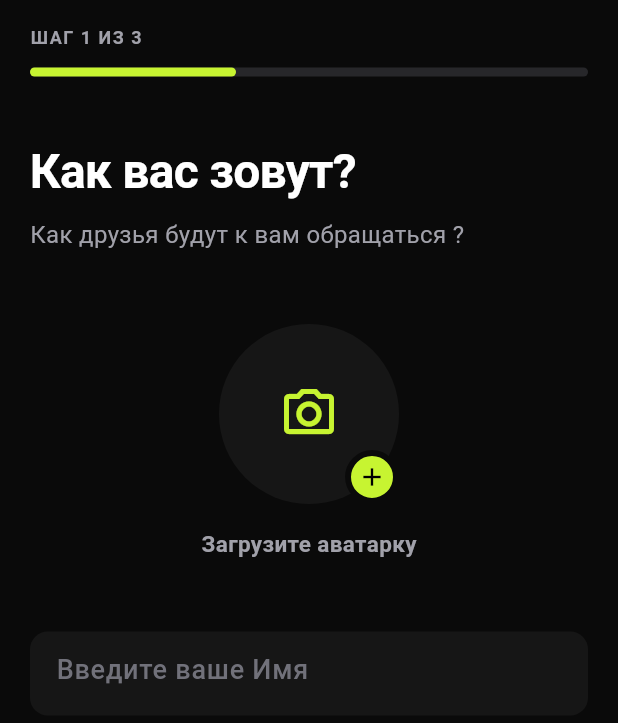
After one commit to Faurfin/Flicker_NEW, a Flutter app: the ProfileSetupScreen screen opened directly, on a phone screen of 412 x 824 dp. The commit adds this screen. Shown: the top 723 px of the screen. Run offline on Flutter 3.47's test engine with Material 3 defaults, Android fonts, the phone set to English and light mode, and no system bars; our stand-ins replace dio, flutter_svg, image_picker, pinput, shared_preferences; accounts and stored records are empty.

Commit message:
НОВЫЙ ДИЗАЙ ИНФОРМАЦИИ О СЕБЕ ПРИ ВХОДЕ

```diff
--- /dev/null
+++ b/frontend/lib/features/auth/ui/profile_setup_screen.dart
@@ -0,0 +1,454 @@
+import 'package:flutter/material.dart';
+import 'dart:typed_data';
+import 'package:flutter/material.dart';
+import 'package:image_picker/image_picker.dart';
+
+class ProfileSetupScreen extends StatefulWidget {
+  const ProfileSetupScreen({super.key});
+
+  @override
+  State<ProfileSetupScreen> createState() => _ProfileSetupScreenState();
+}
+
+class _ProfileSetupScreenState extends State<ProfileSetupScreen> {
+  final PageController _pageController = PageController();
+  int _currentStep = 0;
+
+  // Цвета
+  final Color _bgColor = const Color(0xFF0A0A0A);
+  final Color _accentColor = const Color(0xFFC7F431);
+  final Color _inputBgColor = const Color(0xFF161616);
+  final Color _textGrey = const Color(0xFFA1A1AA);
+  final Color _btnDisabledBg = const Color(0xFF27272A);
+  final Color _btnDisabledText = const Color(0xFF71717A);
+
+  // --- ДАННЫЕ ПРОФИЛЯ ---
+
+  // Шаг 1: Имя
+  // Шаг 1: Имя и Аватар
+  final TextEditingController _nameController = TextEditingController();
+  bool _isNameFocused = false;
+
+  Uint8List? _avatarBytes; // Здесь хранится выбранная картинка
+  final ImagePicker _picker = ImagePicker();
+
+  // Функция открытия галереи
+  Future<void> _pickAvatar() async {
+    final XFile? image = await _picker.pickImage(source: ImageSource.gallery);
+    if (image != null) {
+      final bytes = await image.readAsBytes(); // Читаем в байтах (универсально для Web и Mobile)
+      setState(() {
+        _avatarBytes = bytes;
+      });
+    }
+  }
+  // TODO: Позже сюда можно добавить File _avatar для загрузки фото из галереи
+
+  // Шаг 2: Интересы (Требуется ровно 3)
+  final List<String> _selectedInterests = [];
+  final Map<String, List<String>> _interestCategories = {
+    'Игры': ['CS2', 'Dota 2', 'Valorant', 'Fortnite', 'Apex Legends', 'LoL'],
+    'Спорт': ['Футбол', 'Баскетбол', 'Теннис', 'Бег', 'Бокс', 'Велоспорт'],
+    'Оффлайн активности': ['Походы', 'Настолки', 'Концерты', 'Кино', 'Книги'],
+  };
+
+  // Шаг 3: Откуда узнали (Один вариант)
+  String? _selectedSource;
+  final List<String> _sources = [
+    'TikTok/Reels',
+    'Discord-комьюнити',
+    'Twitch/Стримы',
+    'Reddit/форумы',
+    'Просто наткнулся'
+  ];
+
+  @override
+  void dispose() {
+    _pageController.dispose();
+    _nameController.dispose();
+    super.dispose();
+  }
+
+  // Навигация между шагами
+  void _nextStep() {
+    FocusScope.of(context).unfocus(); // Прячем клавиатуру при переходе
+    if (_currentStep < 2) {
+      _pageController.nextPage(
+        duration: const Duration(milliseconds: 300),
+        curve: Curves.easeInOut,
+      );
+    } else {
+      _submitProfile();
+    }
+  }
+
+  // Отправка данных на бэкенд
+  Future<void> _submitProfile() async {
+    print("Отправка на бэкенд: /api/auth/update-profile");
+    print("Имя: ${_nameController.text}");
+    print("Интересы: $_selectedInterests");
+    print("Источник: $_selectedSource");
+
+    // TODO: Здесь будет твой HTTP-запрос
+    // После успеха перекидываем на главный экран приложения:
+    // Navigator.pushReplacement(context, MaterialPageRoute(builder: (_) => const HomeScreen()));
+  }
+
+  // --- ЛОГИКА КНОПКИ (Меняется в зависимости от шага) ---
+  bool get _isButtonActive {
+    if (_currentStep == 0) return _nameController.text.trim().isNotEmpty;
+    if (_currentStep == 1) return _selectedInterests.length == 3;
+    if (_currentStep == 2) return _selectedSource != null;
+    return false;
+  }
+
+  String get _buttonText {
+    if (_currentStep == 0) return 'Дальше';
+    if (_currentStep == 1) {
+      return _selectedInterests.length == 3 ? 'Далее' : 'Выбрано ${_selectedInterests.length} из 3';
+    }
+    return 'Войти во Фликер';
+  }
+
+  @override
+  Widget build(BuildContext context) {
+    // Перехватываем кнопку "Назад" на Android, чтобы возвращаться на предыдущий шаг
+    return PopScope(
+      canPop: _currentStep == 0,
+      onPopInvoked: (didPop) {
+        if (!didPop && _currentStep > 0) {
+          _pageController.previousPage(
+            duration: const Duration(milliseconds: 300),
+            curve: Curves.easeInOut,
+          );
+        }
+      },
+      child: Scaffold(
+        backgroundColor: _bgColor,
+        body: SafeArea(
+          child: Column(
+            children: [
+              // ПРОГРЕСС-БАР И ЗАГОЛОВОК
+              Padding(
+                padding: const EdgeInsets.symmetric(horizontal: 20.0, vertical: 16.0),
+                child: Column(
+                  crossAxisAlignment: CrossAxisAlignment.start,
+                  children: [
+                    Text(
+                      'ШАГ ${_currentStep + 1} ИЗ 3',
+                      style: TextStyle(
+                        color: _textGrey,
+                        fontSize: 12,
+                        fontWeight: FontWeight.w600,
+                        letterSpacing: 1.0,
+                      ),
+                    ),
+                    const SizedBox(height: 12),
+                    // Анимированная полоса прогресса
+                    Stack(
+                      children: [
+                        Container(
+                          height: 6,
+                          width: double.infinity,
+                          decoration: BoxDecoration(
+                            color: _btnDisabledBg,
+                            borderRadius: BorderRadius.circular(3),
+                          ),
+                        ),
+                        AnimatedContainer(
+                          duration: const Duration(milliseconds: 300),
+                          height: 6,
+                          // Высчитываем ширину зеленой полоски (1/3, 2/3, 3/3 от ширины экрана)
+                          width: MediaQuery.of(context).size.width * ((_currentStep + 1) / 3),
+                          decoration: BoxDecoration(
+                            color: _accentColor,
+                            borderRadius: BorderRadius.circular(3),
+                          ),
+                        ),
+                      ],
+                    ),
+                  ],
+                ),
+              ),
+
+              // КОНТЕНТ ШАГОВ (Листается свайпом или кнопкой)
+              Expanded(
+                child: PageView(
+                  controller: _pageController,
+                  physics: const NeverScrollableScrollPhysics(), // Отключаем свайп руками, только по кнопке
+                  onPageChanged: (index) => setState(() => _currentStep = index),
+                  children: [
+                    _buildStep1Name(),
+                    _buildStep2Interests(),
+                    _buildStep3Source(),
+                  ],
+                ),
+              ),
+
+              // НИЖНЯЯ КНОПКА
+              Padding(
+                padding: const EdgeInsets.all(20.0),
+                child: SizedBox(
+                  width: double.infinity,
+                  height: 56,
+                  child: ElevatedButton(
+                    style: ElevatedButton.styleFrom(
+                      backgroundColor: _isButtonActive ? _accentColor : _btnDisabledBg,
+                      foregroundColor: _isButtonActive ? Colors.black : _btnDisabledText,
+                      shape: RoundedRectangleBorder(
+                        borderRadius: BorderRadius.circular(16),
+                      ),
+                      elevation: 0,
+                    ),
+                    onPressed: _isButtonActive ? _nextStep : null,
+                    child: Text(
+                      _buttonText,
+                      style: const TextStyle(
+                        fontSize: 17,
+                        fontWeight: FontWeight.w700,
+                      ),
+                    ),
+                  ),
+                ),
+              ),
+            ],
+          ),
+        ),
+      ),
+    );
+  }
+
+  // ================= ШАГ 1: ИМЯ И АВАТАРКА =================
+  Widget _buildStep1Name() {
+    return SingleChildScrollView(
+      padding: const EdgeInsets.symmetric(horizontal: 20.0),
+      child: Column(
+        crossAxisAlignment: CrossAxisAlignment.start,
+        children: [
+          const SizedBox(height: 24),
+          const Text(
+            'Как вас зовут?',
+            style: TextStyle(color: Colors.white, fontSize: 32, fontWeight: FontWeight.w700, letterSpacing: -0.5),
+          ),
+          const SizedBox(height: 8),
+          Text(
+            'Как друзья будут к вам обращаться ?',
+            style: TextStyle(color: _textGrey, fontSize: 16),
+          ),
+          const SizedBox(height: 48),
+
+          // Круг для аватарки (КЛИКАБЕЛЬНЫЙ)
+          Center(
+            child: GestureDetector(
+              onTap: _pickAvatar, // Вызываем функцию выбора фото при клике
+              child: Column(
+                children: [
+                  Stack(
+                    alignment: Alignment.bottomRight,
+                    children: [
+                      // Сама аватарка или заглушка
+                      Container(
+                        width: 120,
+                        height: 120,
+                        decoration: BoxDecoration(
+                          color: _inputBgColor,
+                          shape: BoxShape.circle,
+                        ),
+                        // ClipOval обрезает загруженное фото в идеальный круг
+                        child: ClipOval(
+                          child: _avatarBytes != null
+                              ? Image.memory(
+                                  _avatarBytes!,
+                                  fit: BoxFit.cover,
+                                  width: 120,
+                                  height: 120,
+                                )
+                              : Center(
+                                  child: Icon(Icons.camera_alt_outlined, color: _accentColor, size: 40),
+                                ),
+                        ),
+                      ),
+                      // Плюсик / Иконка карандаша (если фото уже загружено)
+                      Container(
+                        width: 36,
+                        height: 36,
+                        decoration: BoxDecoration(
+                          color: _accentColor,
+                          shape: BoxShape.circle,
+                          border: Border.all(color: _bgColor, width: 4),
+                        ),
+                        child: Icon(
+                          _avatarBytes != null ? Icons.edit : Icons.add,
+                          color: Colors.black,
+                          size: 20,
+                        ),
+                      ),
+                    ],
+                  ),
+                  const SizedBox(height: 16),
+                  Text(
+                    _avatarBytes != null ? 'Изменить аватарку' : 'Загрузите аватарку',
+                    style: TextStyle(color: _textGrey, fontSize: 15, fontWeight: FontWeight.w600),
+                  ),
+                ],
+              ),
+            ),
+          ),
+          const SizedBox(height: 48),
+
+          // Поле ввода имени (Остается без изменений)
+          Focus(
+            onFocusChange: (hasFocus) => setState(() => _isNameFocused = hasFocus),
+            child: AnimatedContainer(
+              duration: const Duration(milliseconds: 200),
+              height: 56,
+              decoration: BoxDecoration(
+                color: _inputBgColor,
+                borderRadius: BorderRadius.circular(12),
+                border: Border.all(
+                  color: _isNameFocused || _nameController.text.isNotEmpty ? _accentColor : Colors.transparent,
+                  width: 1.5,
+                ),
+              ),
+              child: TextField(
+                controller: _nameController,
+                onChanged: (val) => setState(() {}), // Обновляем состояние кнопки
+                style: const TextStyle(color: Colors.white, fontSize: 18, fontWeight: FontWeight.w600),
+                decoration: InputDecoration(
+                  hintText: 'Введите ваше Имя',
+                  hintStyle: TextStyle(color: _btnDisabledText, fontSize: 18, fontWeight: FontWeight.w500),
+                  border: InputBorder.none,
+                  contentPadding: const EdgeInsets.symmetric(horizontal: 16, vertical: 16),
+                ),
+              ),
+            ),
+          ),
+        ],
+      ),
+    );
+  }
+
+  // ================= ШАГ 2: ИНТЕРЕСЫ =================
+  Widget _buildStep2Interests() {
+    return SingleChildScrollView(
+      padding: const EdgeInsets.symmetric(horizontal: 20.0),
+      child: Column(
+        crossAxisAlignment: CrossAxisAlignment.start,
+        children: [
+          const SizedBox(height: 24),
+          const Text(
+            'Что вам по душе?',
+            style: TextStyle(color: Colors.white, fontSize: 32, fontWeight: FontWeight.w700, letterSpacing: -0.5),
+          ),
+          const SizedBox(height: 8),
+          Text(
+            'Это поможет находить людей со\nсхожими интересами',
+            style: TextStyle(color: _textGrey, fontSize: 16, height: 1.3),
+          ),
+          const SizedBox(height: 32),
+
+          // Выводим категории и их чипы
+          ..._interestCategories.entries.map((entry) {
+            return Column(
+              crossAxisAlignment: CrossAxisAlignment.start,
+              children: [
+                Text(
+                  entry.key,
+                  style: const TextStyle(color: Colors.white, fontSize: 18, fontWeight: FontWeight.w700),
+                ),
+                const SizedBox(height: 16),
+                Wrap(
+                  spacing: 12,
+                  runSpacing: 12,
+                  children: entry.value.map((interest) {
+                    final isSelected = _selectedInterests.contains(interest);
+                    return GestureDetector(
+                      onTap: () {
+                        setState(() {
+                          if (isSelected) {
+                            _selectedInterests.remove(interest);
+                          } else {
+                            if (_selectedInterests.length < 3) {
+                              _selectedInterests.add(interest);
+                            }
+                          }
+                        });
+                      },
+                      child: AnimatedContainer(
+                        duration: const Duration(milliseconds: 200),
+                        padding: const EdgeInsets.symmetric(horizontal: 20, vertical: 12),
+                        decoration: BoxDecoration(
+                          color: isSelected ? _accentColor : _inputBgColor,
+                          borderRadius: BorderRadius.circular(100), // Овальные кнопки
+                        ),
+                        child: Text(
+                          interest,
+                          style: TextStyle(
+                            color: isSelected ? Colors.black : _textGrey,
+                            fontSize: 15,
+                            fontWeight: FontWeight.w600,
+                          ),
+                        ),
+                      ),
+                    );
+                  }).toList(),
+                ),
+                const SizedBox(height: 32),
+              ],
+            );
+          }),
+        ],
+      ),
+    );
+  }
+
+  // ================= ШАГ 3: ОТКУДА УЗНАЛИ =================
+  Widget _buildStep3Source() {
+    return SingleChildScrollView(
+      padding: const EdgeInsets.symmetric(horizontal: 20.0),
+      child: Column(
+        crossAxisAlignment: CrossAxisAlignment.start,
+        children: [
+          const SizedBox(height: 24),
+          const Text(
+            'Как вы о нас узнали?',
+            style: TextStyle(color: Colors.white, fontSize: 32, fontWeight: FontWeight.w700, letterSpacing: -0.5),
+          ),
+          const SizedBox(height: 8),
+          Text(
+            'Это не влияет на рекомендации\nпросто любопытно',
+            style: TextStyle(color: _textGrey, fontSize: 16, height: 1.3),
+          ),
+          const SizedBox(height: 32),
+
+          ..._sources.map((source) {
+            final isSelected = _selectedSource == source;
+            return Padding(
+              padding: const EdgeInsets.only(bottom: 12.0),
+              child: GestureDetector(
+                onTap: () => setState(() => _selectedSource = source),
+                child: AnimatedContainer(
+                  duration: const Duration(milliseconds: 200),
+                  width: double.infinity,
+                  padding: const EdgeInsets.symmetric(horizontal: 24, vertical: 20),
+                  decoration: BoxDecoration(
+                    color: isSelected ? _accentColor : _inputBgColor,
+                    borderRadius: BorderRadius.circular(16),
+                  ),
+                  child: Text(
+                    source,
+                    style: TextStyle(
+                      color: isSelected ? Colors.black : Colors.white,
+                      fontSize: 16,
+                      fontWeight: FontWeight.w700,
+                    ),
+                  ),
+                ),
+              ),
+            );
+          }),
+        ],
+      ),
+    );
+  }
+}
--- a/frontend/lib/features/auth/ui/verify_code_screen.dart
+++ b/frontend/lib/features/auth/ui/verify_code_screen.dart
@@ -3,6 +3,7 @@ import 'dart:convert';
 import 'package:flutter/material.dart';
 import 'package:flutter/services.dart';
 import 'package:http/http.dart' as http;
+import 'profile_setup_screen.dart';
 
 enum VerifyState { typing, loading, error, success }
 
@@ -115,17 +116,7 @@ class _VerifyCodeScreenState extends State<VerifyCodeScreen> {
           Navigator.pushReplacement(
             context,
             MaterialPageRoute(
-              // ВРЕМЕННАЯ ЗАГЛУШКА: Замени это на свой реальный экран создания профиля
-              builder: (context) => const Scaffold(
-                backgroundColor: Color(0xFF0A0A0A),
-                body: Center(
-                  child: Text(
-                    'Экран регистрации\n(Создание профиля)',
-                    textAlign: TextAlign.center,
-                    style: TextStyle(color: Colors.white, fontSize: 24),
-                  ),
-                ),
-              ),
+              builder: (context) => ProfileSetupScreen(), // Убрали const - всё работает!
             ),
           );
         });
--- a/frontend/pubspec.yaml
+++ b/frontend/pubspec.yaml
@@ -11,7 +11,7 @@ dependencies:
     sdk: flutter
   shared_preferences: ^2.2.2
   flutter_svg: ^2.0.10
-
+  image_picker: ^1.2.3
   # Библиотека для работы с сетью и бэкендом
   dio: ^5.4.0
   pinput: ^3.0.1
```
Also changed, not shown: frontend/pubspec.lock.
